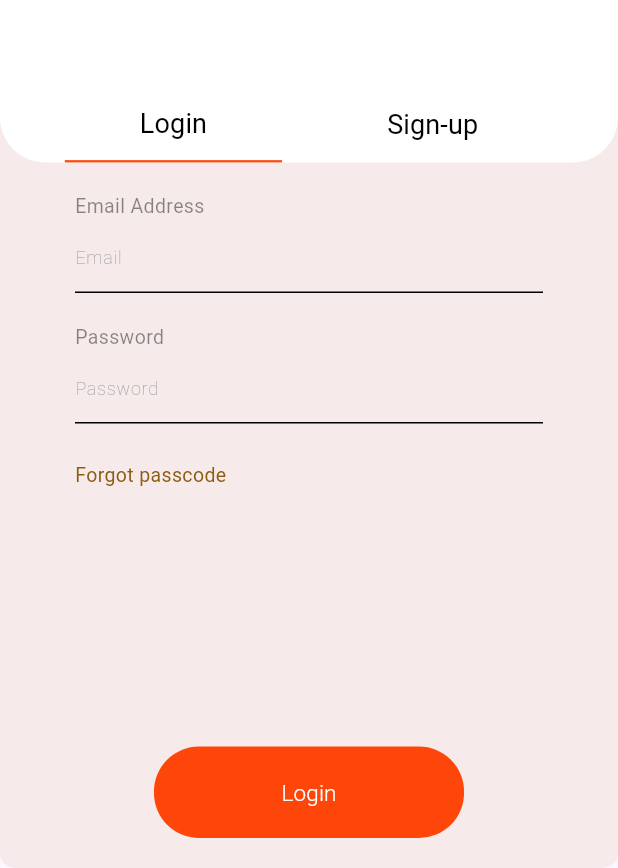
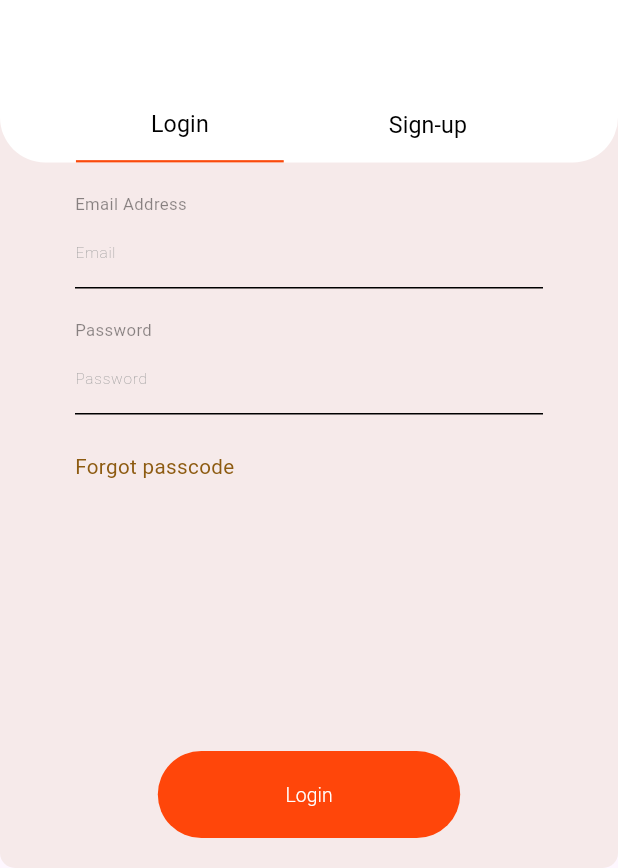
Before and after one commit to thekids1002/OrderFood_MobileApp, a Flutter app: the screen it shows after launch, on a phone screen of 412 x 824 dp, the part 368-1236 px from its top. Run offline on Flutter 3.47's test engine with Material 3 defaults, Android fonts, the phone set to English and light mode, and no system bars; Roboto replaces fonts that are missing (SF-PRO).

Commit message:
style: change logic fontsize with multiple screen

```diff
--- a/lib/form/login_form.dart
+++ b/lib/form/login_form.dart
@@ -1,4 +1,5 @@
 import 'package:flutter/material.dart';
+import 'package:orderfood1/utils/reponsive.dart';
 import 'package:orderfood1/widgets/text_field.dart';
 
 class MyForm extends StatelessWidget {
@@ -13,24 +14,24 @@ class MyForm extends StatelessWidget {
         mainAxisAlignment: MainAxisAlignment.start,
         crossAxisAlignment: CrossAxisAlignment.start,
         children: [
-          const Text(
+          Text(
             "Email Address",
             style: TextStyle(
               color: Colors.black45,
               fontFamily: 'SF-PRO',
-              fontSize: 13,
+              fontSize: UtilSize.responsiveFontSize(context, 13),
             ),
           ),
           const BaseTextField(
             hintText: "Email",
           ),
           const SizedBox(height: 20),
-          const Text(
+          Text(
             "Password",
             style: TextStyle(
               color: Colors.black45,
               fontFamily: 'SF-PRO',
-              fontSize: 13,
+              fontSize: UtilSize.responsiveFontSize(context, 13),
             ),
           ),
           const BaseTextField(
@@ -38,11 +39,11 @@ class MyForm extends StatelessWidget {
             hintText: "Password",
           ),
           const SizedBox(height: 25),
-          const Text(
+          Text(
             "Forgot passcode",
             style: TextStyle(
               color: Color.fromARGB(255, 141, 91, 17),
-              fontSize: 13,
+              fontSize: UtilSize.responsiveFontSize(context, 16),
               fontFamily: 'SF-PRO',
               fontWeight: FontWeight.w400,
             ),
--- a/lib/screens/get_staterd_screen.dart
+++ b/lib/screens/get_staterd_screen.dart
@@ -1,4 +1,5 @@
 import 'package:flutter/material.dart';
+import 'package:orderfood1/utils/reponsive.dart';
 
 import '../widgets/base_button.dart';
 
@@ -37,20 +38,21 @@ class GetStatredScreen extends StatelessWidget {
           const SizedBox(width: 10),
           Container(
             margin: const EdgeInsets.only(left: 25, top: 20),
-            child: const Text(
+            child: Text(
               "Food for "
               "Everyone",
               style: TextStyle(
                 fontFamily: 'SF-PRO',
                 color: Colors.white,
                 fontWeight: FontWeight.w900,
-                fontSize: 55,
+                fontSize: UtilSize.responsiveFontSize(context, 55),
                 height: 0.9,
               ),
             ),
           ),
           const SizedBox(width: 10),
-          Container(
+          Expanded(
+            child: Container(
               margin: const EdgeInsets.only(left: 25, top: 25),
               child: Stack(
                 children: [
@@ -81,7 +83,7 @@ class GetStatredScreen extends StatelessWidget {
                     left: 0,
                     right: 0,
                     child: Container(
-                    height: dheight * 0.3,
+                      height: UtilSize.responsiveFontSize(context,dheight * 0.5),
                       decoration: BoxDecoration(
                         gradient: LinearGradient(
                           colors: [
@@ -97,6 +99,7 @@ class GetStatredScreen extends StatelessWidget {
                 ],
               ),
             ),
+          ),
           Center(
             child: CustomElevatedButton(
               text: "Get Started",
--- a/lib/screens/login_screen.dart
+++ b/lib/screens/login_screen.dart
@@ -3,6 +3,7 @@ import 'package:flutter/painting.dart';
 import 'package:flutter/rendering.dart';
 import 'package:flutter/widgets.dart';
 import 'package:orderfood1/form/login_form.dart';
+import 'package:orderfood1/utils/reponsive.dart';
 
 class LoginScreen extends StatefulWidget {
   const LoginScreen({super.key});
@@ -51,11 +52,11 @@ class _LoginScreenState extends State<LoginScreen> {
                     Flexible(
                       flex: 1,
                       child: Container(
-                        margin: const EdgeInsets.only(left: 10,right: 10),
+                        margin: const EdgeInsets.only(left: 10, right: 10),
                         decoration: const BoxDecoration(
                           border: Border(
-                            bottom:
-                                BorderSide(color: Color(0xFFFA4A0C), width: 1.5),
+                            bottom: BorderSide(
+                                color: Color(0xFFFA4A0C), width: 1.5),
                           ),
                         ),
                         child: TextButton(
@@ -71,24 +72,24 @@ class _LoginScreenState extends State<LoginScreen> {
                               ),
                             ),
                           ),
-                          child: const Text(
+                          child: Text(
                             "Login",
                             style: TextStyle(
                               color: Colors.black,
                               fontFamily: 'SF-PRO',
                               fontWeight: FontWeight.normal,
-                              fontSize: 18,
+                              fontSize:
+                                  UtilSize.responsiveFontSize(context, 18),
                               height: 0.9,
                             ),
                           ),
                         ),
                       ),
                     ),
-
                     Flexible(
                         flex: 1,
                         child: Container(
-                           margin: const EdgeInsets.only(left: 10,right: 10),
+                          margin: const EdgeInsets.only(left: 10, right: 10),
                           // decoration: const BoxDecoration(
                           //   border: Border(
                           //     bottom: BorderSide(
@@ -108,13 +109,14 @@ class _LoginScreenState extends State<LoginScreen> {
                                 ),
                               ),
                             ),
-                            child: const Text(
+                            child: Text(
                               "Sign-up",
                               style: TextStyle(
                                 color: Colors.black,
                                 fontFamily: 'SF-PRO',
                                 fontWeight: FontWeight.normal,
-                                fontSize: 18,
+                                fontSize:
+                                    UtilSize.responsiveFontSize(context, 18),
                                 height: 0.9,
                               ),
                             ),
@@ -126,8 +128,8 @@ class _LoginScreenState extends State<LoginScreen> {
             ),
           ),
           const Expanded(
-              child: MyForm(),
-            ),
+            child: MyForm(),
+          ),
           Center(
             child: Container(
               margin: const EdgeInsets.all(20),
@@ -142,13 +144,13 @@ class _LoginScreenState extends State<LoginScreen> {
                   ),
                   elevation: 0,
                 ),
-                child: const Text(
+                child:  Text(
                   "Login",
                   style: TextStyle(
                     color: Colors.white,
                     fontFamily: 'SF-PRO',
                     fontWeight: FontWeight.w300,
-                    fontSize: 15,
+                    fontSize: UtilSize.responsiveFontSize(context,15),
                   ),
                 ),
               ),
--- /dev/null
+++ b/lib/utils/reponsive.dart
@@ -0,0 +1,14 @@
+import 'package:flutter/material.dart';
+
+class UtilSize {
+  static double baseFontSize = 16.0;
+
+  static double responsiveFontSize(BuildContext context, double baseFontSize) {
+    double screenWidth = MediaQuery.of(context).size.width;
+
+
+    return baseFontSize *
+        (screenWidth /
+            480);
+  }
+}
--- a/lib/widgets/base_button.dart
+++ b/lib/widgets/base_button.dart
@@ -1,4 +1,5 @@
 import 'package:flutter/material.dart';
+import 'package:orderfood1/utils/reponsive.dart';
 
 class CustomElevatedButton extends StatelessWidget {
   final String text;
@@ -12,11 +13,14 @@ class CustomElevatedButton extends StatelessWidget {
 
   @override
   Widget build(BuildContext context) {
-    return ElevatedButton(
+    return Container(
+      margin: const EdgeInsets.all(20),
+      child: ElevatedButton(
         onPressed: onPressed,
         style: ElevatedButton.styleFrom(
           backgroundColor: Colors.white,
-        padding: const EdgeInsets.symmetric(horizontal: 85, vertical: 20), // Padding cho nút
+          padding: const EdgeInsets.symmetric(
+              horizontal: 85, vertical: 20), // Padding cho nút
           shape: RoundedRectangleBorder(
             borderRadius: BorderRadius.circular(30),
           ),
@@ -24,11 +28,12 @@ class CustomElevatedButton extends StatelessWidget {
         ),
         child: Text(
           text,
-        style: const TextStyle(
+          style: TextStyle(
             color: Color(0xFFFF460A),
             fontFamily: 'SF-PRO',
             fontWeight: FontWeight.w300,
-          fontSize: 15,
+            fontSize: UtilSize.responsiveFontSize(context, 15),
+          ),
         ),
       ),
     );
--- a/lib/widgets/text_field.dart
+++ b/lib/widgets/text_field.dart
@@ -1,4 +1,5 @@
 import 'package:flutter/material.dart';
+import 'package:orderfood1/utils/reponsive.dart';
 
 class BaseTextField extends StatefulWidget {
   final bool isPassword;
@@ -24,7 +25,7 @@ class _BaseTextFieldState extends State<BaseTextField> {
       decoration: InputDecoration(
         hintText: widget.hintText,
         hintStyle: TextStyle(
-          fontSize: 12, // Kích thước hint text
+          fontSize: UtilSize.responsiveFontSize(context, 12),
           color: Colors.grey, // Màu hint text
           fontFamily: 'SF-PRO',
         ),
@@ -55,11 +56,11 @@ class _BaseTextFieldState extends State<BaseTextField> {
       enableSuggestions: !widget.isPassword, // Tắt gợi ý khi nhập mật khẩu
       autocorrect: !widget.isPassword,
       style: TextStyle(
-        fontSize: 14, // Kích thước chữ
-        color: Colors.black, // Màu chữ
-        fontFamily: 'SF-PRO',
-        fontWeight: FontWeight.w200
-      ), // Tắt chính tả tự động khi nhập mật khẩu
+          fontSize: UtilSize.responsiveFontSize(context, 14),
+          color: Colors.black, // Màu chữ
+          fontFamily: 'SF-PRO',
+          fontWeight:
+              FontWeight.w200), // Tắt chính tả tự động khi nhập mật khẩu
     );
   }
 }
```
Lines whose indentation alone changed are shown as unchanged.
